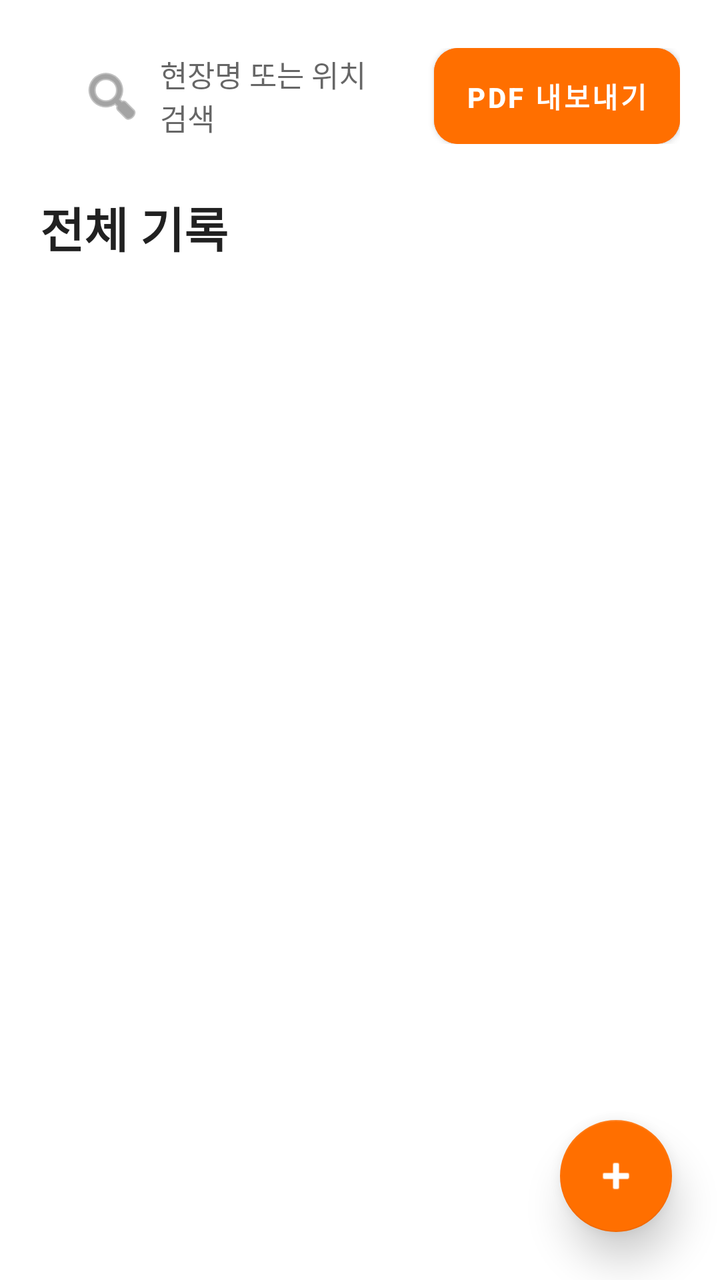
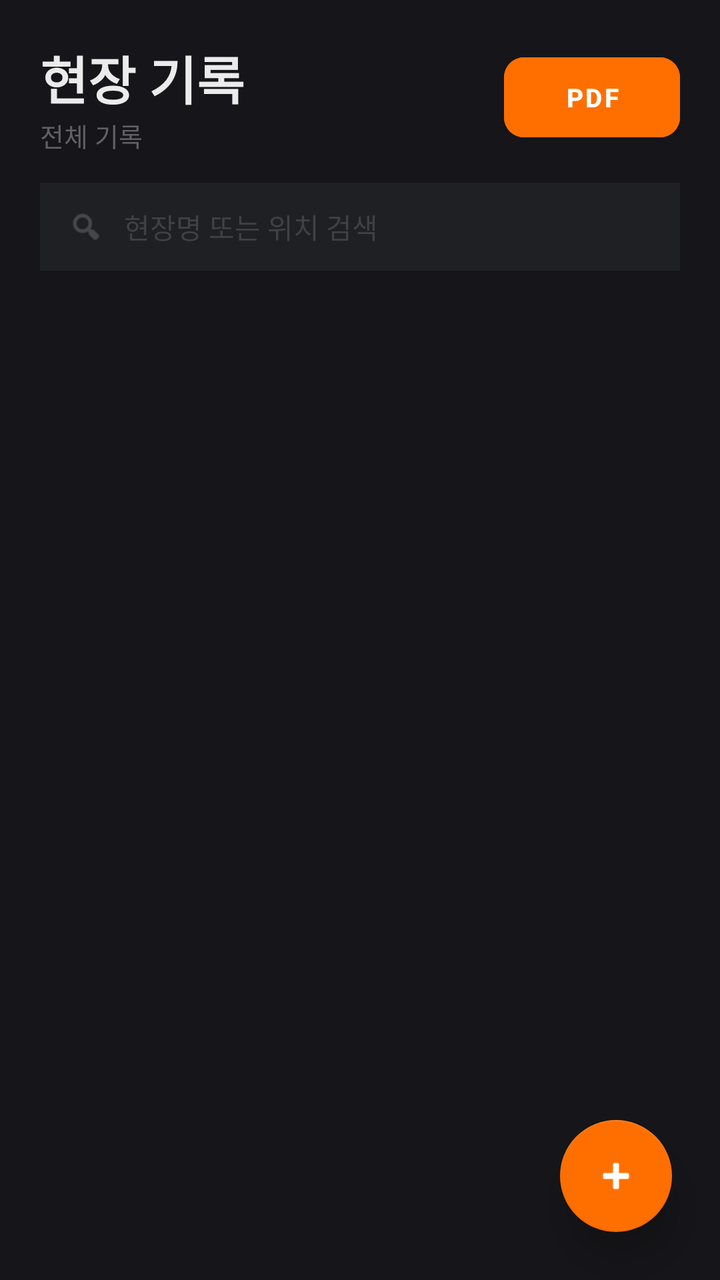

Compare the two renders of this Android layout. The source of the first and the diff that turns it into the second are given below.
<!-- AndroidManifest.xml: application theme Theme.Siteboard -->
<!-- res/layout/fragment_home.xml -->
<?xml version="1.0" encoding="utf-8"?>
<androidx.constraintlayout.widget.ConstraintLayout
    xmlns:android="http://schemas.android.com/apk/res/android"
    xmlns:app="http://schemas.android.com/apk/res-auto"
    android:layout_width="match_parent"
    android:layout_height="match_parent"
    android:fitsSystemWindows="true"
    android:background="?android:attr/windowBackground">

    <LinearLayout
        android:id="@+id/layoutTop"
        android:layout_width="match_parent"
        android:layout_height="wrap_content"
        android:orientation="horizontal"
        android:paddingHorizontal="20dp"
        android:paddingTop="24dp"
        android:paddingBottom="16dp"
        app:layout_constraintTop_toTopOf="parent">

        <androidx.cardview.widget.CardView
            android:layout_width="0dp" android:layout_height="48dp" android:layout_weight="1"
            app:cardCornerRadius="24dp" app:cardElevation="0dp"
            app:cardBackgroundColor="?attr/colorSurface" android:layout_marginEnd="12dp">
            <EditText
                android:id="@+id/etSearch"
                android:layout_width="match_parent" android:layout_height="match_parent"
                android:background="@null" android:hint="현장명 또는 위치 검색"
                android:textColor="?android:attr/textColorPrimary"
                android:textColorHint="?android:attr/textColorHint"
                android:textSize="15sp" android:paddingHorizontal="20dp"
                android:drawableStart="@android:drawable/ic_menu_search"
                android:drawablePadding="8dp" android:drawableTint="?android:attr/textColorSecondary"/>
        </androidx.cardview.widget.CardView>

        <Button
            android:id="@+id/btnExportPdf"
            android:layout_width="wrap_content" android:layout_height="48dp"
            android:text="PDF 내보내기" android:textColor="#FFFFFF" android:textStyle="bold"
            android:backgroundTint="#FF6F00" app:cornerRadius="12dp"
            android:insetTop="0dp" android:insetBottom="0dp"/>
    </LinearLayout>

    <LinearLayout
        android:id="@+id/layoutSelectionMode"
        android:layout_width="match_parent" android:layout_height="wrap_content"
        android:orientation="horizontal" android:padding="20dp"
        android:background="?attr/colorSurface" android:elevation="8dp"
        android:gravity="center_vertical" android:visibility="gone"
        app:layout_constraintTop_toTopOf="parent">
        <ImageButton android:id="@+id/btnCancelSelection" android:layout_width="48dp" android:layout_height="48dp" android:src="@android:drawable/ic_menu_close_clear_cancel" android:background="?attr/selectableItemBackgroundBorderless" app:tint="?android:attr/textColorPrimary"/>
        <TextView android:id="@+id/tvSelectedCount" android:layout_width="0dp" android:layout_weight="1" android:layout_height="wrap_content" android:text="1개 선택됨" android:textSize="20sp" android:textStyle="bold" android:textColor="?android:attr/textColorPrimary" android:layout_marginStart="16dp"/>
        <Button android:id="@+id/btnDeleteSelected" android:layout_width="wrap_content" android:layout_height="wrap_content" android:text="삭제" android:textColor="?attr/colorError" android:backgroundTint="@android:color/transparent" app:strokeColor="?attr/colorError" app:strokeWidth="1dp" app:cornerRadius="12dp"/>
    </LinearLayout>

    <TextView
        android:id="@+id/tvTitle"
        android:layout_width="wrap_content" android:layout_height="wrap_content"
        android:text="전체 기록" android:textSize="24sp" android:textColor="?android:attr/textColorPrimary"
        android:textStyle="bold" android:layout_marginStart="20dp" android:layout_marginTop="8dp"
        app:layout_constraintTop_toBottomOf="@id/layoutTop" app:layout_constraintStart_toStartOf="parent" />

    <androidx.recyclerview.widget.RecyclerView
        android:id="@+id/rvPostList"
        android:layout_width="match_parent" android:layout_height="0dp"
        android:clipToPadding="false" android:padding="12dp" android:layout_marginTop="12dp"
        app:layout_constraintTop_toBottomOf="@id/tvTitle" app:layout_constraintBottom_toBottomOf="parent" />

    <LinearLayout
        android:id="@+id/layoutEmpty"
        android:layout_width="wrap_content" android:layout_height="wrap_content"
        android:orientation="vertical" android:gravity="center" android:visibility="gone"
        app:layout_constraintTop_toTopOf="parent" app:layout_constraintBottom_toBottomOf="parent"
        app:layout_constraintStart_toStartOf="parent" app:layout_constraintEnd_toEndOf="parent">
        <TextView android:layout_width="wrap_content" android:layout_height="wrap_content" android:text="📷" android:textSize="48sp" android:layout_marginBottom="16dp"/>
        <TextView android:layout_width="wrap_content" android:layout_height="wrap_content" android:text="기록된 사진이 없습니다" android:textSize="18sp" android:textColor="?android:attr/textColorSecondary" android:textStyle="bold"/>
    </LinearLayout>

    <com.google.android.material.floatingactionbutton.FloatingActionButton
        android:id="@+id/btnOpenSub"
        android:layout_width="wrap_content"
        android:layout_height="wrap_content"
        android:layout_margin="24dp"
        android:src="@android:drawable/ic_input_add"
        app:tint="#FFFFFF"
        app:backgroundTint="#FF6F00"
        app:elevation="12dp"  app:layout_constraintBottom_toBottomOf="parent"
        app:layout_constraintEnd_toEndOf="parent" />

</androidx.constraintlayout.widget.ConstraintLayout>
<!-- resources referenced by this layout -->
<resources>
  <style name="Theme.Siteboard" parent="Theme.MaterialComponents.DayNight.NoActionBar">
  
          <item name="colorPrimary">#7C4DFF</item>
          <item name="colorPrimaryVariant">#3700B3</item>
          <item name="colorOnPrimary">#FFFFFF</item>
  
          <item name="colorSecondary">#FF6F00</item>
          <item name="colorSecondaryVariant">#FF6F00</item>
          <item name="colorOnSecondary">#FFFFFF</item>
  
          <item name="android:statusBarColor">?attr/colorPrimaryVariant</item>
  
          <item name="android:windowSplashScreenBackground" tools:targetApi="s">?android:attr/windowBackground</item>
  
          <item name="android:windowSplashScreenAnimatedIcon" tools:targetApi="s">@android:color/transparent</item>
  
          <item name="android:windowSplashScreenAnimationDuration" tools:targetApi="s">0</item>
      </style>
</resources>

<!-- the commit's change to res/layout/fragment_home.xml (unified diff, before → after) -->
@@ -4,77 +4,188 @@
     xmlns:app="http://schemas.android.com/apk/res-auto"
     android:layout_width="match_parent"
     android:layout_height="match_parent"
-    android:fitsSystemWindows="true"
-    android:background="?android:attr/windowBackground">
-
+    android:background="#16161A">
+
+    
     <LinearLayout
         android:id="@+id/layoutTop"
         android:layout_width="match_parent"
         android:layout_height="wrap_content"
-        android:orientation="horizontal"
+        android:orientation="vertical"
         android:paddingHorizontal="20dp"
-        android:paddingTop="24dp"
-        android:paddingBottom="16dp"
+        android:paddingTop="20dp"
+        android:paddingBottom="12dp"
         app:layout_constraintTop_toTopOf="parent">
 
-        <androidx.cardview.widget.CardView
-            android:layout_width="0dp" android:layout_height="48dp" android:layout_weight="1"
-            app:cardCornerRadius="24dp" app:cardElevation="0dp"
-            app:cardBackgroundColor="?attr/colorSurface" android:layout_marginEnd="12dp">
+        
+        <LinearLayout
+            android:layout_width="match_parent"
+            android:layout_height="wrap_content"
+            android:orientation="horizontal"
+            android:gravity="center_vertical"
+            android:layout_marginBottom="14dp">
+
+            <LinearLayout
+                android:layout_width="0dp"
+                android:layout_height="wrap_content"
+                android:layout_weight="1"
+                android:orientation="vertical">
+                <TextView
+                    android:layout_width="wrap_content"
+                    android:layout_height="wrap_content"
+                    android:text="현장 기록"
+                    android:textSize="26sp"
+                    android:textColor="#EBEBEB"
+                    android:textStyle="bold" />
+                <TextView
+                    android:id="@+id/tvTitle"
+                    android:layout_width="wrap_content"
+                    android:layout_height="wrap_content"
+                    android:text="전체 기록"
+                    android:textSize="13sp"
+                    android:textColor="#606065" />
+            </LinearLayout>
+
+            <Button
+                android:id="@+id/btnExportPdf"
+                android:layout_width="wrap_content"
+                android:layout_height="40dp"
+                android:text="PDF"
+                android:textColor="#FFFFFF"
+                android:textSize="13sp"
+                android:textStyle="bold"
+                android:backgroundTint="#FF6F00"
+                app:cornerRadius="10dp"
+                android:paddingHorizontal="16dp"
+                android:insetTop="0dp"
+                android:insetBottom="0dp" />
+        </LinearLayout>
+
+        
+        <LinearLayout
+            android:layout_width="match_parent"
+            android:layout_height="44dp"
+            android:orientation="horizontal"
+            android:gravity="center_vertical"
+            android:background="#1E2023"
+            android:paddingHorizontal="14dp">
+
+            <ImageView
+                android:layout_width="18dp"
+                android:layout_height="18dp"
+                android:src="@android:drawable/ic_menu_search"
+                android:alpha="0.5"
+                app:tint="#A0A0A5" />
+
             <EditText
                 android:id="@+id/etSearch"
-                android:layout_width="match_parent" android:layout_height="match_parent"
-                android:background="@null" android:hint="현장명 또는 위치 검색"
-                android:textColor="?android:attr/textColorPrimary"
-                android:textColorHint="?android:attr/textColorHint"
-                android:textSize="15sp" android:paddingHorizontal="20dp"
-                android:drawableStart="@android:drawable/ic_menu_search"
-                android:drawablePadding="8dp" android:drawableTint="?android:attr/textColorSecondary"/>
-        </androidx.cardview.widget.CardView>
-
-        <Button
-            android:id="@+id/btnExportPdf"
-            android:layout_width="wrap_content" android:layout_height="48dp"
-            android:text="PDF 내보내기" android:textColor="#FFFFFF" android:textStyle="bold"
-            android:backgroundTint="#FF6F00" app:cornerRadius="12dp"
-            android:insetTop="0dp" android:insetBottom="0dp"/>
+                android:layout_width="0dp"
+                android:layout_height="match_parent"
+                android:layout_weight="1"
+                android:background="@null"
+                android:hint="현장명 또는 위치 검색"
+                android:textColor="#EBEBEB"
+                android:textColorHint="#404045"
+                android:textSize="14sp"
+                android:paddingHorizontal="10dp" />
+        </LinearLayout>
     </LinearLayout>
 
+    
     <LinearLayout
         android:id="@+id/layoutSelectionMode"
-        android:layout_width="match_parent" android:layout_height="wrap_content"
-        android:orientation="horizontal" android:padding="20dp"
-        android:background="?attr/colorSurface" android:elevation="8dp"
-        android:gravity="center_vertical" android:visibility="gone"
+        android:layout_width="match_parent"
+        android:layout_height="wrap_content"
+        android:orientation="horizontal"
+        android:paddingHorizontal="16dp"
+        android:paddingVertical="12dp"
+        android:background="#1E2023"
+        android:elevation="12dp"
+        android:gravity="center_vertical"
+        android:visibility="gone"
         app:layout_constraintTop_toTopOf="parent">
-        <ImageButton android:id="@+id/btnCancelSelection" android:layout_width="48dp" android:layout_height="48dp" android:src="@android:drawable/ic_menu_close_clear_cancel" android:background="?attr/selectableItemBackgroundBorderless" app:tint="?android:attr/textColorPrimary"/>
-        <TextView android:id="@+id/tvSelectedCount" android:layout_width="0dp" android:layout_weight="1" android:layout_height="wrap_content" android:text="1개 선택됨" android:textSize="20sp" android:textStyle="bold" android:textColor="?android:attr/textColorPrimary" android:layout_marginStart="16dp"/>
-        <Button android:id="@+id/btnDeleteSelected" android:layout_width="wrap_content" android:layout_height="wrap_content" android:text="삭제" android:textColor="?attr/colorError" android:backgroundTint="@android:color/transparent" app:strokeColor="?attr/colorError" app:strokeWidth="1dp" app:cornerRadius="12dp"/>
+
+        <ImageButton
+            android:id="@+id/btnCancelSelection"
+            android:layout_width="44dp"
+            android:layout_height="44dp"
+            android:src="@android:drawable/ic_menu_close_clear_cancel"
+            android:background="?attr/selectableItemBackgroundBorderless"
+            app:tint="#EBEBEB" />
+
+        <TextView
+            android:id="@+id/tvSelectedCount"
+            android:layout_width="0dp"
+            android:layout_weight="1"
+            android:layout_height="wrap_content"
+            android:text="1개 선택됨"
+            android:textSize="18sp"
+            android:textStyle="bold"
+            android:textColor="#EBEBEB"
+            android:layout_marginStart="12dp" />
+
+        <Button
+            android:id="@+id/btnDeleteSelected"
+            android:layout_width="wrap_content"
+            android:layout_height="36dp"
+            android:text="삭제"
+            android:textColor="#E05567"
+            android:textStyle="bold"
+            android:backgroundTint="@android:color/transparent"
+            app:strokeColor="#E05567"
+            app:strokeWidth="1dp"
+            app:cornerRadius="10dp"
+            android:insetTop="0dp"
+            android:insetBottom="0dp"
+            android:paddingHorizontal="16dp" />
     </LinearLayout>
 
-    <TextView
-        android:id="@+id/tvTitle"
-        android:layout_width="wrap_content" android:layout_height="wrap_content"
-        android:text="전체 기록" android:textSize="24sp" android:textColor="?android:attr/textColorPrimary"
-        android:textStyle="bold" android:layout_marginStart="20dp" android:layout_marginTop="8dp"
-        app:layout_constraintTop_toBottomOf="@id/layoutTop" app:layout_constraintStart_toStartOf="parent" />
-
+    
     <androidx.recyclerview.widget.RecyclerView
         android:id="@+id/rvPostList"
-        android:layout_width="match_parent" android:layout_height="0dp"
-        android:clipToPadding="false" android:padding="12dp" android:layout_marginTop="12dp"
-        app:layout_constraintTop_toBottomOf="@id/tvTitle" app:layout_constraintBottom_toBottomOf="parent" />
-
+        android:layout_width="match_parent"
+        android:layout_height="0dp"
+        android:clipToPadding="false"
+        android:padding="8dp"
+        app:layout_constraintTop_toBottomOf="@id/layoutTop"
+        app:layout_constraintBottom_toBottomOf="parent" />
+
+    
     <LinearLayout
         android:id="@+id/layoutEmpty"
-        android:layout_width="wrap_content" android:layout_height="wrap_content"
-        android:orientation="vertical" android:gravity="center" android:visibility="gone"
-        app:layout_constraintTop_toTopOf="parent" app:layout_constraintBottom_toBottomOf="parent"
-        app:layout_constraintStart_toStartOf="parent" app:layout_constraintEnd_toEndOf="parent">
-        <TextView android:layout_width="wrap_content" android:layout_height="wrap_content" android:text="📷" android:textSize="48sp" android:layout_marginBottom="16dp"/>
-        <TextView android:layout_width="wrap_content" android:layout_height="wrap_content" android:text="기록된 사진이 없습니다" android:textSize="18sp" android:textColor="?android:attr/textColorSecondary" android:textStyle="bold"/>
+        android:layout_width="wrap_content"
+        android:layout_height="wrap_content"
+        android:orientation="vertical"
+        android:gravity="center"
+        android:visibility="gone"
+        app:layout_constraintTop_toTopOf="parent"
+        app:layout_constraintBottom_toBottomOf="parent"
+        app:layout_constraintStart_toStartOf="parent"
+        app:layout_constraintEnd_toEndOf="parent">
+
+        <TextView
+            android:layout_width="wrap_content"
+            android:layout_height="wrap_content"
+            android:text="📷"
+            android:textSize="52sp"
+            android:layout_marginBottom="16dp" />
+        <TextView
+            android:layout_width="wrap_content"
+            android:layout_height="wrap_content"
+            android:text="기록된 사진이 없습니다"
+            android:textSize="17sp"
+            android:textColor="#A0A0A5"
+            android:textStyle="bold" />
+        <TextView
+            android:layout_width="wrap_content"
+            android:layout_height="wrap_content"
+            android:text="아래 + 버튼을 눌러 첫 현장을 기록하세요"
+            android:textSize="13sp"
+            android:textColor="#404045"
+            android:layout_marginTop="6dp" />
     </LinearLayout>
 
+    
     <com.google.android.material.floatingactionbutton.FloatingActionButton
         android:id="@+id/btnOpenSub"
         android:layout_width="wrap_content"
@@ -83,7 +194,8 @@
         android:src="@android:drawable/ic_input_add"
         app:tint="#FFFFFF"
         app:backgroundTint="#FF6F00"
-        app:elevation="12dp"  app:layout_constraintBottom_toBottomOf="parent"
+        app:elevation="12dp"
+        app:layout_constraintBottom_toBottomOf="parent"
         app:layout_constraintEnd_toEndOf="parent" />
 
 </androidx.constraintlayout.widget.ConstraintLayout>
<!-- resource entries referenced after the edit -->
@@ -2,20 +2,32 @@
 <resources>
   <style name="Theme.Siteboard" parent="Theme.MaterialComponents.DayNight.NoActionBar">
   
-          <item name="colorPrimary">#7C4DFF</item>
-          <item name="colorPrimaryVariant">#3700B3</item>
+          <item name="colorPrimary">#FF6F00</item>
+          <item name="colorPrimaryVariant">#16161A</item>
           <item name="colorOnPrimary">#FFFFFF</item>
   
           <item name="colorSecondary">#FF6F00</item>
           <item name="colorSecondaryVariant">#FF6F00</item>
           <item name="colorOnSecondary">#FFFFFF</item>
   
-          <item name="android:statusBarColor">?attr/colorPrimaryVariant</item>
+          
+          <item name="android:colorBackground">#16161A</item>
+          <item name="colorSurface">#1E2023</item>
+          <item name="colorOnSurface">#EBEBEB</item>
+          <item name="colorOnBackground">#EBEBEB</item>
   
-          <item name="android:windowSplashScreenBackground" tools:targetApi="s">?android:attr/windowBackground</item>
+          <item name="android:textColorPrimary">#EBEBEB</item>
+          <item name="android:textColorSecondary">#A0A0A5</item>
+          <item name="android:textColorHint">#404045</item>
   
+          <item name="colorError">#E05567</item>
+  
+          <item name="android:statusBarColor">#16161A</item>
+          <item name="android:navigationBarColor">#16161A</item>
+          <item name="android:windowLightStatusBar" tools:targetApi="m">false</item>
+  
+          <item name="android:windowSplashScreenBackground" tools:targetApi="s">#16161A</item>
           <item name="android:windowSplashScreenAnimatedIcon" tools:targetApi="s">@android:color/transparent</item>
-  
           <item name="android:windowSplashScreenAnimationDuration" tools:targetApi="s">0</item>
       </style>
 </resources>
